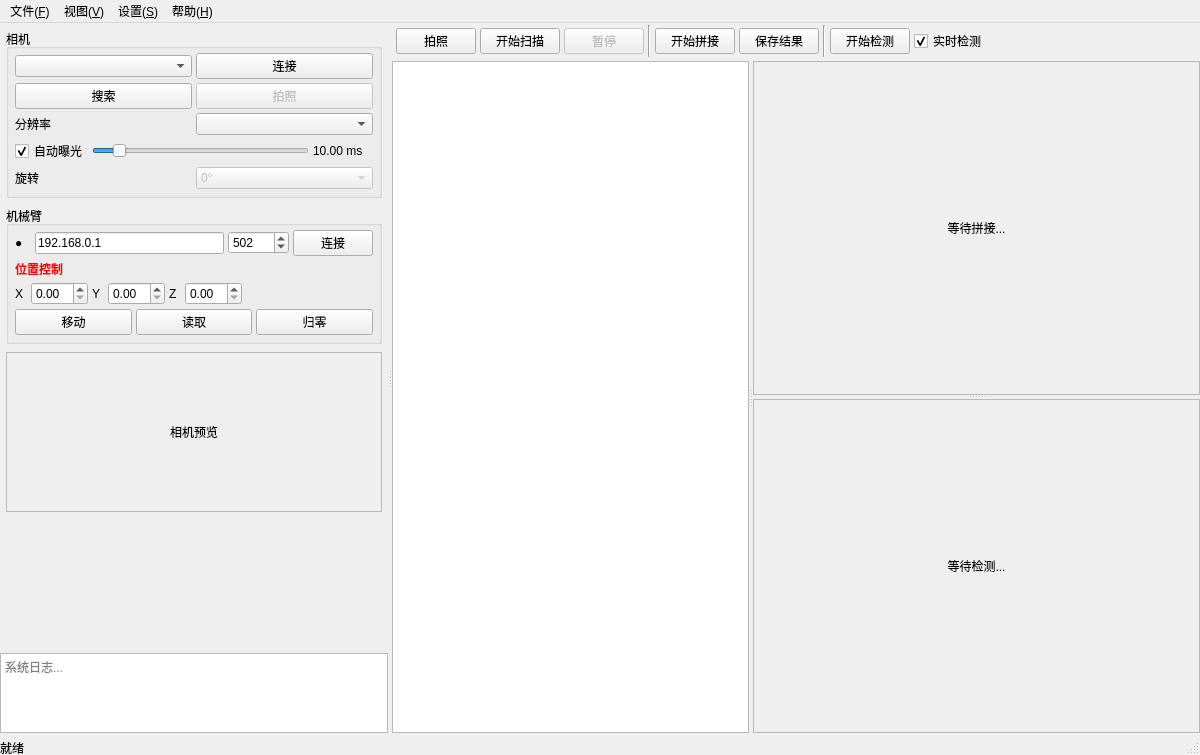
This is ui/MainWindow.ui in choushunn/ArmSightStitch as Qt 5 draws it before an edit. The edited form follows.
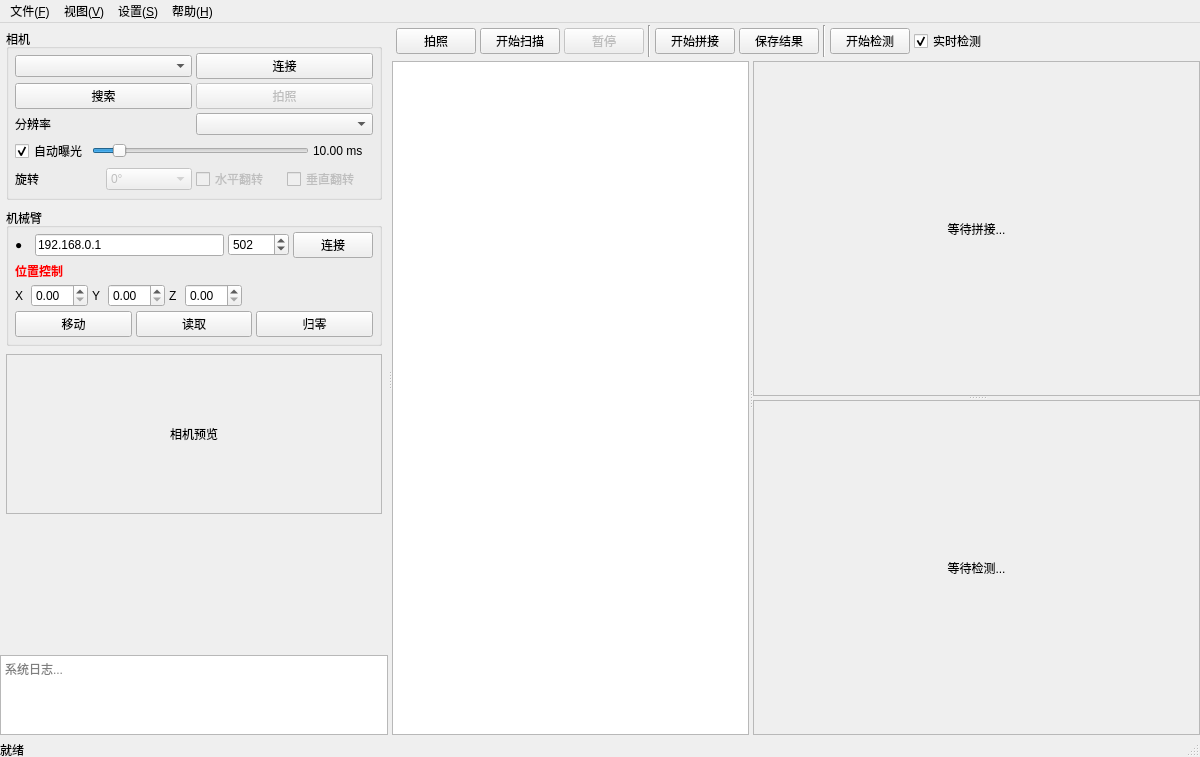
This is the edited form.

What changed in the file:
```diff
--- a/ui/MainWindow.ui
+++ b/ui/MainWindow.ui
@@ -150,6 +150,18 @@
                   <item><property name="text"><string>270°</string></property></item>
                  </widget>
                 </item>
+                <item>
+                 <widget class="QCheckBox" name="hflipCheck">
+                  <property name="text"><string>水平翻转</string></property>
+                  <property name="enabled"><bool>false</bool></property>
+                 </widget>
+                </item>
+                <item>
+                 <widget class="QCheckBox" name="vflipCheck">
+                  <property name="text"><string>垂直翻转</string></property>
+                  <property name="enabled"><bool>false</bool></property>
+                 </widget>
+                </item>
                </layout>
               </item>
               <item>
```
